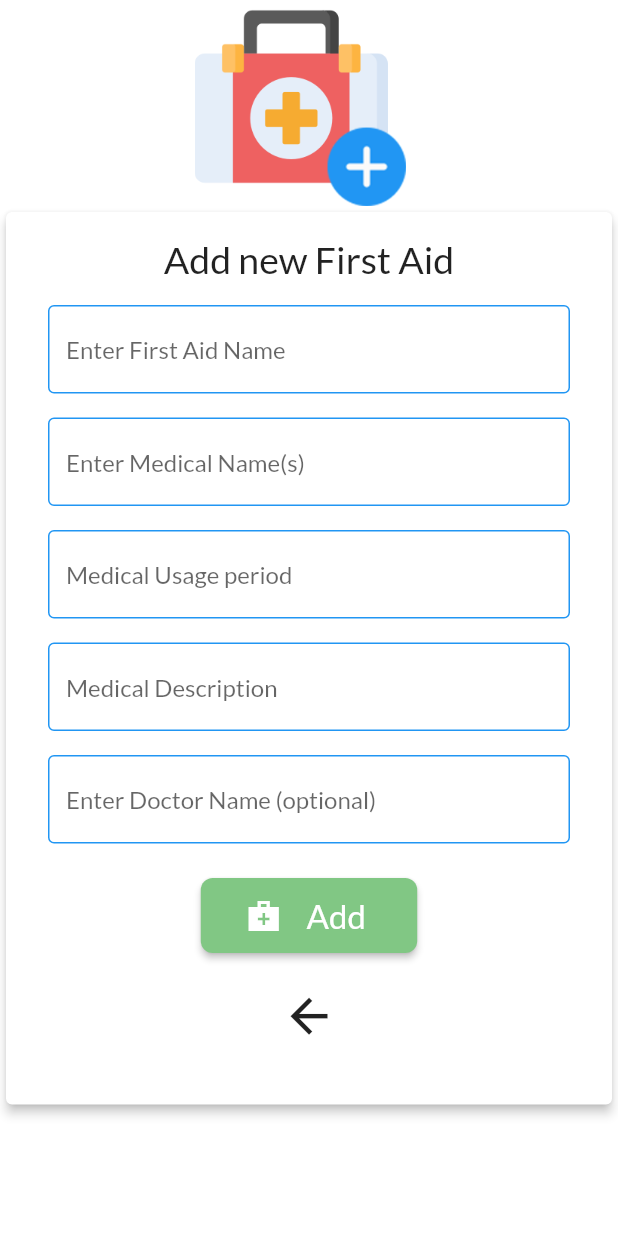
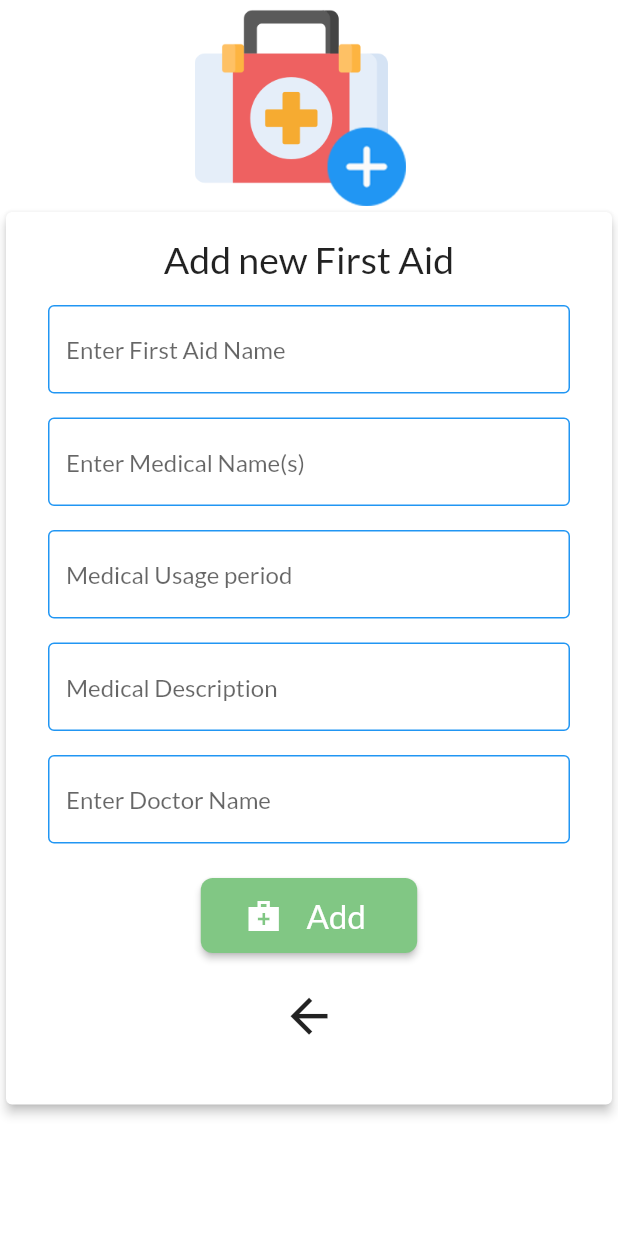
Before and after one commit to Muhammadbarznji/Savior, a Flutter app: the AddNewFirstAid screen opened directly, on a phone screen of 412 x 824 dp. Run offline on Flutter 3.47's test engine with Material 2 defaults, Android fonts, the phone set to English and light mode, and no system bars; our stand-ins replace auto_size_text, cloud_firestore, connectivity, file_picker, firebase_auth, firebase_storage and 8 more; missing offline and left inert: flutter_plugin_pdf_viewer, flutter_sms, sweet_alert_dialogs; accounts and stored records are empty.

```diff
--- a/lib/screens/medkit/add_new_firsaid.dart
+++ b/lib/screens/medkit/add_new_firsaid.dart
@@ -218,7 +218,7 @@ class _AddNewFirstAidState extends State<AddNewFirstAid> {
                           style: TextStyle(),
                           keyboardType: TextInputType.text,
                           decoration: InputDecoration(
-                            hintText: 'Enter Doctor Name (optional)',
+                            hintText: 'Enter Doctor Name',
                             border: OutlineInputBorder(
                                 borderSide: BorderSide(
                                     color: Colors.blue,
```
Also changed, not shown: 1 other file.
